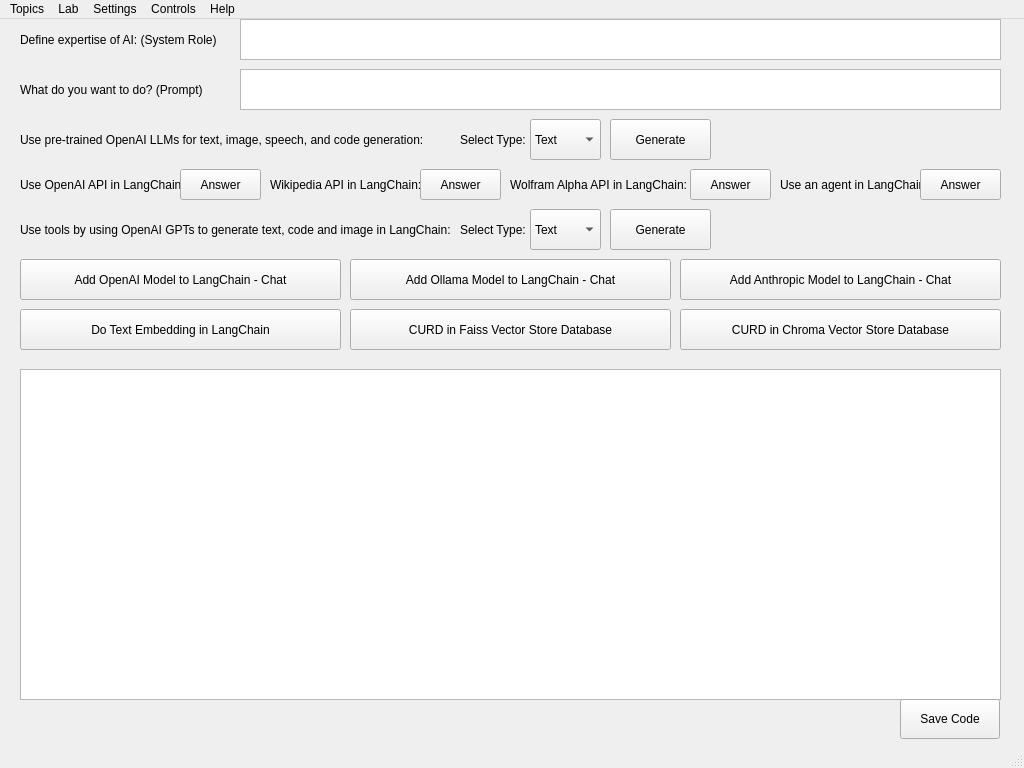
Before: the Qt Designer form ui.ui in mehrdadeahady/CV_with_ML_and_DL, drawn with Qt 5.
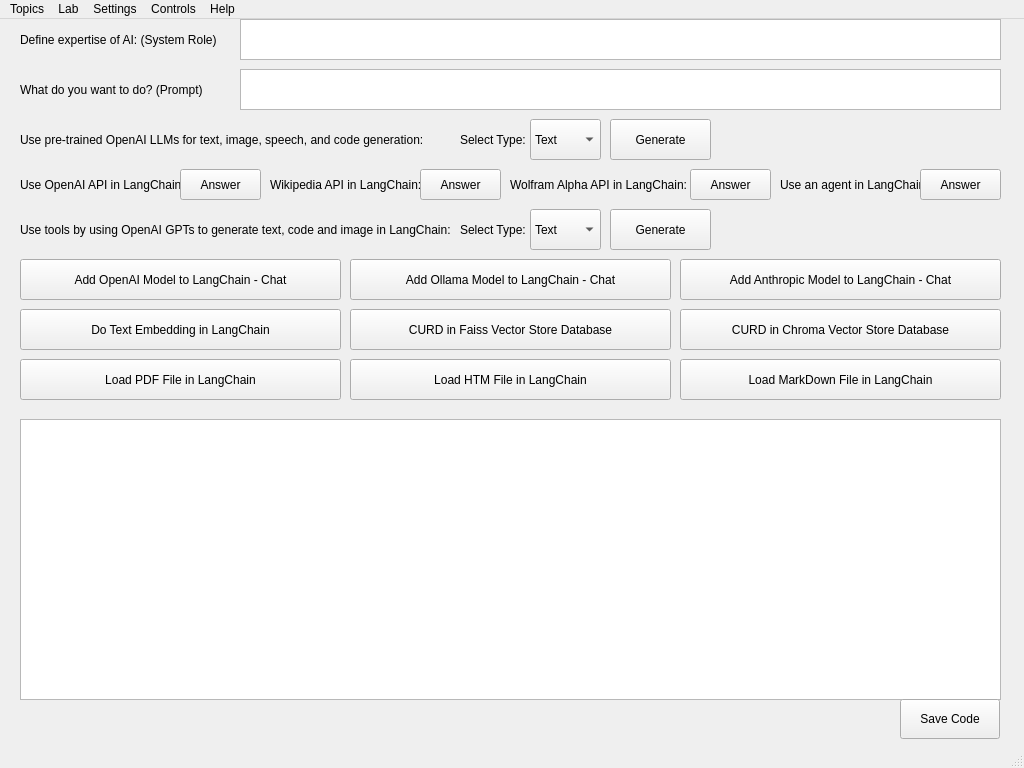
After: the same form once the commit is applied. Icons and pictures are not drawn.

Commit message: Loading different types of documents (HTML, Markdown, PDF) into LangChain

The edit to the form file:
```diff
--- a/ui.ui
+++ b/ui.ui
@@ -7640,9 +7640,9 @@
       <property name="geometry">
        <rect>
         <x>10</x>
-        <y>350</y>
+        <y>400</y>
         <width>981</width>
-        <height>331</height>
+        <height>281</height>
        </rect>
       </property>
      </widget>
@@ -7994,6 +7994,45 @@
        <string>CURD in Chroma Vector Store Database</string>
       </property>
      </widget>
+     <widget class="QPushButton" name="pushButton_LoadPDFFileInLangChain_OpenAIPromptEngineeringLangChain">
+      <property name="geometry">
+       <rect>
+        <x>10</x>
+        <y>340</y>
+        <width>321</width>
+        <height>41</height>
+       </rect>
+      </property>
+      <property name="text">
+       <string>Load PDF File in LangChain</string>
+      </property>
+     </widget>
+     <widget class="QPushButton" name="pushButton_LoadHTMFileInLangChain_OpenAIPromptEngineeringLangChain">
+      <property name="geometry">
+       <rect>
+        <x>340</x>
+        <y>340</y>
+        <width>321</width>
+        <height>41</height>
+       </rect>
+      </property>
+      <property name="text">
+       <string>Load HTM File in LangChain</string>
+      </property>
+     </widget>
+     <widget class="QPushButton" name="pushButton_LoadMarkDownFileInLangChain_OpenAIPromptEngineeringLangChain">
+      <property name="geometry">
+       <rect>
+        <x>670</x>
+        <y>340</y>
+        <width>321</width>
+        <height>41</height>
+       </rect>
+      </property>
+      <property name="text">
+       <string>Load MarkDown File in LangChain</string>
+      </property>
+     </widget>
     </widget>
     <widget class="QWidget" name="page_AboutAuthorDeveloper">
      <widget class="QTextBrowser" name="textBrowser_AboutAuthorDeveloper">
```
The commit also changes 5 other files.
